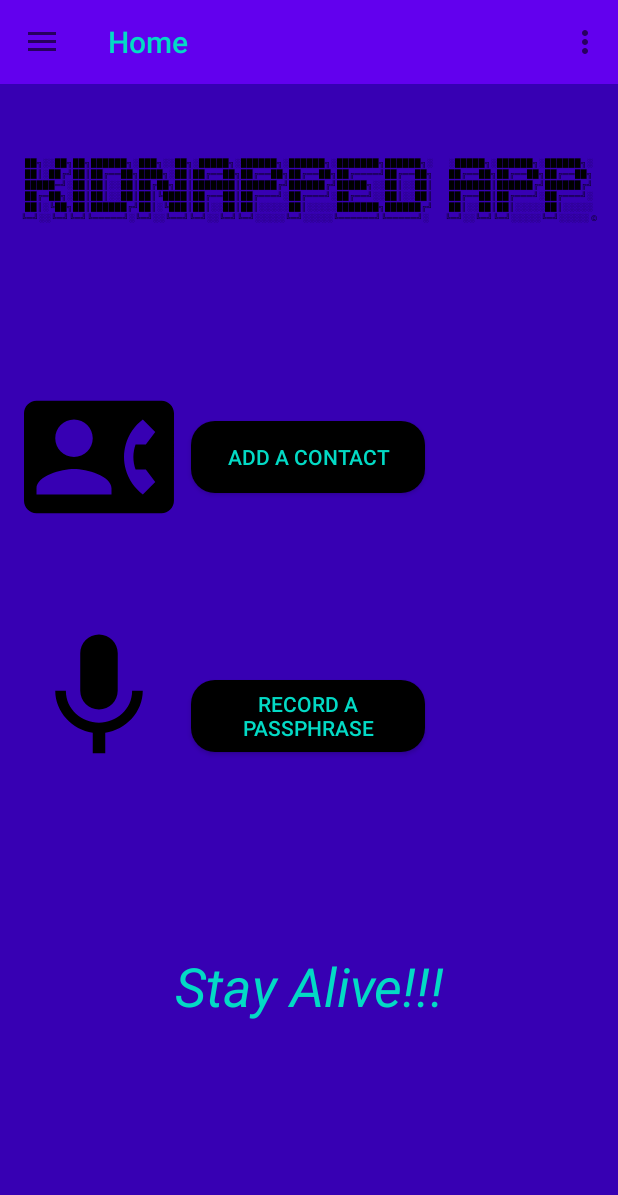
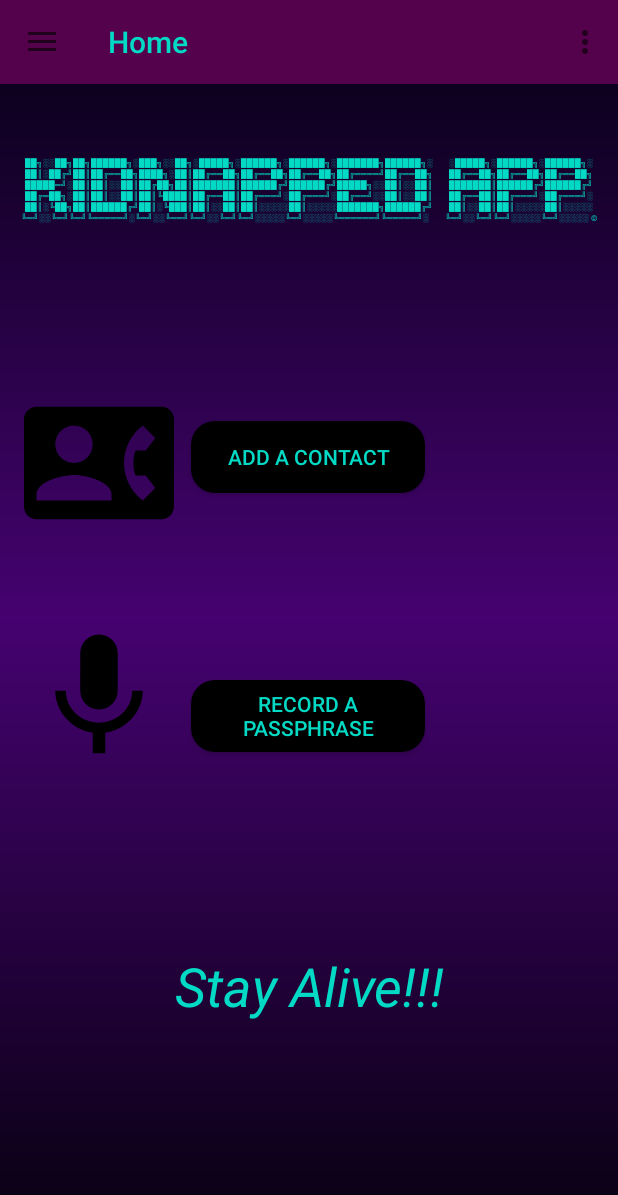
Before and after one commit to shifdub/kidnapped, an Android app: the screen it shows after launch (MainActivity), on a phone screen of 412 x 824 dp. Shown: the top 1195 px of the screen. Run offline under Robolectric (Android 15) with nearby library versions, the phone set to English and light mode, and no system bars; our stand-ins replace Room's generated code, RxJava, navigation-ui; libraries missing offline, so code that uses them is left out: com.facebook.stetho; 1 statement that could not run was skipped.

Commit message:
Lookin good

```diff
--- /dev/null
+++ b/app/src/main/res/drawable/background_fill.xml
@@ -0,0 +1,9 @@
+<shape xmlns:android="http://schemas.android.com/apk/res/android"
+  android:shape="rectangle">
+  <gradient
+    android:angle="90"
+    android:centerColor="#450270"
+    android:endColor="#040112"
+    android:startColor="#070110"
+    android:type="linear"/>
+</shape>
--- a/app/src/main/res/layout/activity_main.xml
+++ b/app/src/main/res/layout/activity_main.xml
@@ -6,6 +6,7 @@
   android:id="@+id/drawer_layout"
   android:layout_width="match_parent"
   android:layout_height="match_parent"
+
   android:fitsSystemWindows="true"
   tools:openDrawer="start">
 
@@ -16,6 +17,8 @@
     android:layout_gravity="start"
     android:fitsSystemWindows="true"
     android:background="@color/turquoise"
+    app:itemIconSize="66dp"
+    app:itemTextColor="@color/magenta"
     app:headerLayout="@layout/nav_header_main"
     app:menu="@menu/activity_main_drawer"/>
 
--- a/app/src/main/res/layout/app_bar_main.xml
+++ b/app/src/main/res/layout/app_bar_main.xml
@@ -21,7 +21,7 @@
     android:id="@+id/toolbar"
     android:layout_width="match_parent"
     android:layout_height="?attr/actionBarSize"
-    android:background="?attr/colorPrimary"
+    android:background="@color/darkPurple"
     app:titleTextColor="@color/buttonText"
     app:layout_anchor="@+id/include"
     app:layout_anchorGravity="top|center"
--- a/app/src/main/res/layout/fragment_contact.xml
+++ b/app/src/main/res/layout/fragment_contact.xml
@@ -6,7 +6,7 @@
   xmlns:tools="http://schemas.android.com/tools"
   android:layout_width="match_parent"
   android:layout_height="match_parent"
-  android:background="@color/colorPrimaryDark"
+  android:background="@drawable/background_fill"
   tools:context=".controller.ui.contact.ContactFragment">
 
   <TextView
--- a/app/src/main/res/layout/fragment_home.xml
+++ b/app/src/main/res/layout/fragment_home.xml
@@ -5,7 +5,7 @@
   xmlns:tools="http://schemas.android.com/tools"
   android:layout_width="match_parent"
   android:layout_height="match_parent"
-  android:background="@color/colorPrimaryDark"
+  android:background="@drawable/background_fill"
   tools:context=".controller.ui.home.HomeFragment">
 
   <androidx.constraintlayout.widget.Guideline
@@ -29,7 +29,7 @@
     android:layout_height="50dp"
     android:text="@string/kidnapped_app_home_title"
     android:textAlignment="center"
-    android:textColor="@color/black"
+    android:textColor="@color/turquoise"
     android:textSize="5sp"
     app:layout_constraintBottom_toBottomOf="parent"
     app:layout_constraintEnd_toEndOf="parent"
@@ -74,7 +74,7 @@
     app:layout_constraintHorizontal_bias="0.592"
     app:layout_constraintStart_toStartOf="parent"
     app:layout_constraintTop_toBottomOf="@+id/textView2"
-    app:layout_constraintVertical_bias="0.0"
+    app:layout_constraintVertical_bias="0.391"
     app:srcCompat="@drawable/contact_logo"/>
   <ImageView
     android:id="@+id/imageView3"
--- a/app/src/main/res/values/colors.xml
+++ b/app/src/main/res/values/colors.xml
@@ -6,6 +6,7 @@
   <color name="black">#000000</color>
   <color name="buttonText">#03DAC5</color>
   <color name="turquoise">#03DAC5</color>
-  <color name="magenta">#AB0EE4</color>
+  <color name="magenta">#E61BED</color>
+  <color name="darkPurple">#53024B</color>
 
 </resources>
--- a/app/src/main/res/values/dimens.xml
+++ b/app/src/main/res/values/dimens.xml
@@ -2,7 +2,7 @@
   <!-- Default screen margins, per the Android Design guidelines. -->
   <dimen name="activity_horizontal_margin">16dp</dimen>
   <dimen name="activity_vertical_margin">16dp</dimen>
-  <dimen name="nav_header_vertical_spacing">8dp</dimen>
+  <dimen name="nav_header_vertical_spacing">4dp</dimen>
   <dimen name="nav_header_height">176dp</dimen>
   <dimen name="fab_margin">16dp</dimen>
 </resources>
```
Also changed, not shown: app/src/main/res/layout/nav_header_main.xml (+7 -3 lines).
